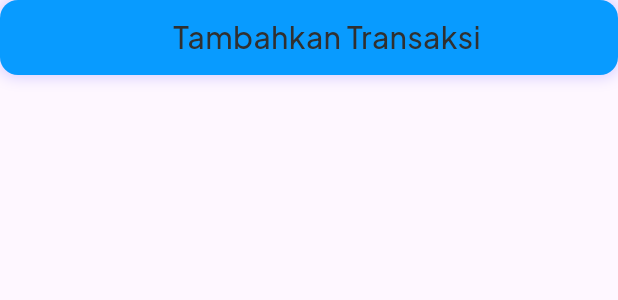
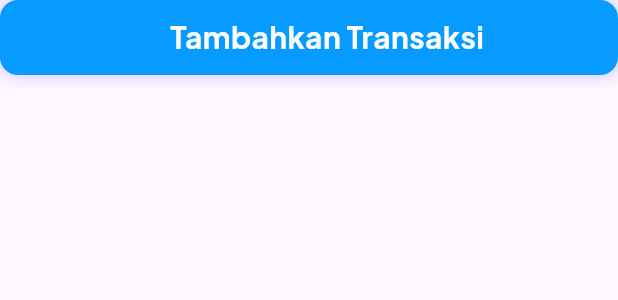
Before and after one commit to richofal/economate_mobile, a Flutter app: the ButtonInsert widget shown alone on an empty page, opened directly, on a phone screen of 412 x 824 dp. Shown: the top 300 px of the screen. Run offline on Flutter 3.47's test engine with Material 3 defaults, Android fonts, the phone set to English and light mode, and no system bars; our stand-ins replace flutter_svg, google_fonts; missing offline and left inert: flutter_gap.

```diff
--- a/lib/main.dart
+++ b/lib/main.dart
@@ -2,9 +2,9 @@
 // import 'package:economate_mobile/pages/sign_up.dart';
 // import 'package:economate_mobile/pages/home.dart';
 // import 'package:economate_mobile/pages/history.dart';
-// import 'package:economate_mobile/pages/wallet.dart';
+import 'package:economate_mobile/pages/wallet.dart';
 // import 'package:economate_mobile/pages/profile.dart';
-import 'package:economate_mobile/pages/insert.dart';
+// import 'package:economate_mobile/pages/insert.dart';
 // import 'package:economate_mobile/screens/splash_screen.dart';
 import 'package:flutter/material.dart';
 
@@ -24,7 +24,7 @@ class MyApp extends StatelessWidget {
         colorScheme: ColorScheme.fromSeed(seedColor: Colors.deepPurple),
       ),
       debugShowCheckedModeBanner: false,
-      home: const Insert(),
+      home: const Wallet(),
     );
   }
 }
--- a/lib/pages/insert.dart
+++ b/lib/pages/insert.dart
@@ -56,6 +56,8 @@ class Insert extends StatelessWidget{
                 const Gap(24),
 
                 TextfieldInsert(isHint: 'Keterangan', isHeight: 200),
+
+                const Gap(24),
 
                 ButtonInsert(),
 
--- a/lib/widgets/button_insert.dart
+++ b/lib/widgets/button_insert.dart
@@ -29,8 +29,8 @@ class ButtonInsert extends StatelessWidget{
           Text('Tambahkan Transaksi',
             style: GoogleFonts.plusJakartaSans(
               fontSize: 20,
-              fontWeight: FontWeight.w500,
-              color: ColorConstant.hitam
+              fontWeight: FontWeight.w700,
+              color: ColorConstant.putih
             ),
           ),
         ],
```
Also changed, not shown: lib/pages/wallet.dart (+11 -0 lines), assets/svgs/add.svg (added), assets/svgs/clock.svg (added), assets/svgs/house.svg (added), assets/svgs/ptofile.png (added), assets/svgs/wallet.svg (added).
